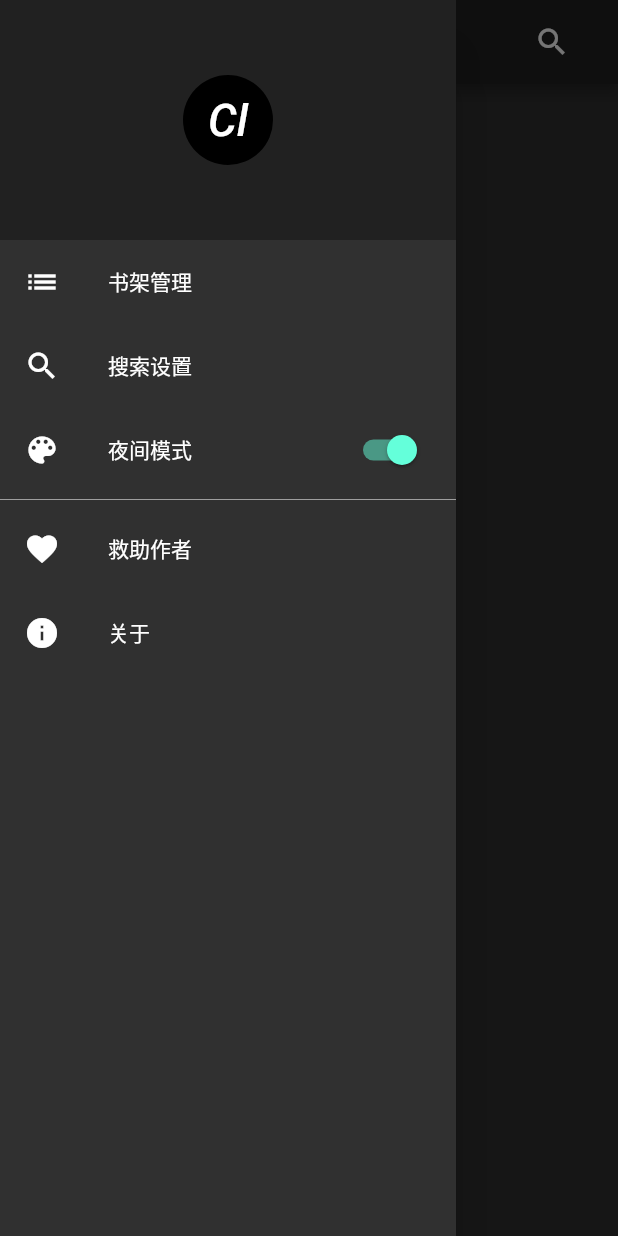
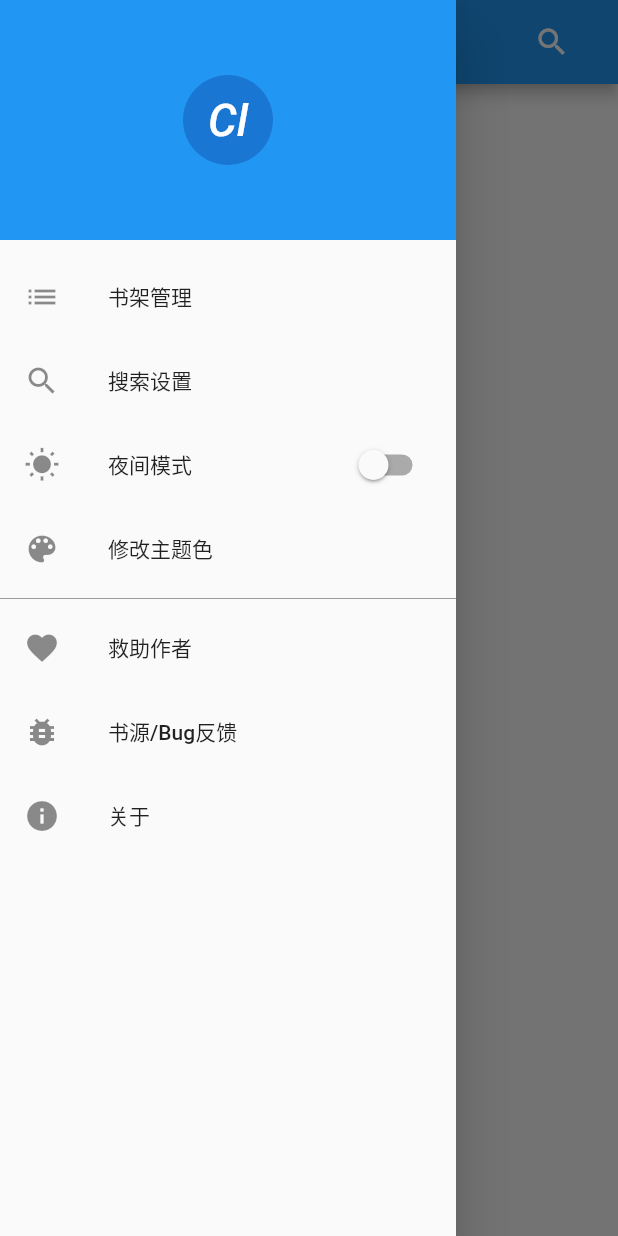
Before and after one commit to ikkz/clreader, a Flutter app: the screen it shows after launch, with the side drawer open, on a phone screen of 412 x 824 dp. Run offline on Flutter 3.47's test engine with Material 2 defaults, Android fonts, the phone set to English and light mode, and no system bars.

Commit message:
修改主题部分完成

```diff
--- /dev/null
+++ b/analysis_options.yaml
@@ -0,0 +1,4 @@
+# https://www.dartlang.org/guides/language/analysis-options
+analyzer:
+  errors:
+    mixin_inherits_from_not_object: ignore
--- a/lib/constents.dart
+++ b/lib/constents.dart
@@ -1,2 +1,27 @@
+import 'package:flutter/material.dart';
+
 const String applicationName = "Cl 阅读";
 const String applicationVersion = "0.0.1";
+const String applicationUrl = "https://github.com/cildhdi/ClReader";
+
+const Map<String, MaterialColor> materialColorInfo = {
+  "粉色": Colors.pink,
+  "红色": Colors.red,
+  "深橘色": Colors.deepOrange,
+  "橘色": Colors.orange,
+  "琥珀色": Colors.amber,
+  "黄色": Colors.yellow,
+  "石灰色": Colors.lime,
+  "亮绿色": Colors.lightGreen,
+  "绿色": Colors.green,
+  "青色": Colors.teal,
+  "蓝绿色": Colors.cyan,
+  "亮蓝色": Colors.lightBlue,
+  "蓝色": Colors.blue,
+  "靛蓝": Colors.indigo,
+  "紫色": Colors.purple,
+  "深紫色": Colors.deepPurple,
+  "蓝灰色": Colors.blueGrey,
+  "棕色": Colors.brown,
+  "灰色": Colors.grey,
+};
--- a/lib/main.dart
+++ b/lib/main.dart
@@ -1,15 +1,50 @@
 import 'package:flutter/material.dart';
-import 'constents.dart';
-import 'pages/book_shelf.dart';
-void main() => runApp(MyApp());
 
-class MyApp extends StatelessWidget {
+import 'package:clreader/constents.dart';
+import 'package:clreader/pages/book_shelf.dart';
+
+void main() => runApp(ClReader());
+
+class ClReader extends StatefulWidget {
+  @override
+  ClReaderState createState() {
+    return ClReaderState();
+  }
+}
+
+class ClReaderState extends State<ClReader> {
+  bool _isNightMode = false;
+  String _themeName = "蓝色";
+
+  bool get isNightMode => _isNightMode;
+  String get themeName => _themeName;
+
+  ThemeData get themeData => _isNightMode
+      ? ThemeData.dark()
+      : ThemeData(primarySwatch: materialColorInfo[_themeName]);
+
+  void setNightMode(bool isNightMode) {
+    if (isNightMode != _isNightMode) {
+      setState(() {
+        _isNightMode = isNightMode;
+      });
+    }
+  }
+
+  void setThemeName(String themeName) {
+    if (themeName != _themeName && materialColorInfo.containsKey(themeName)) {
+      setState(() {
+        _themeName = themeName;
+      });
+    }
+  }
+
   @override
   Widget build(BuildContext context) {
     return MaterialApp(
       title: applicationName,
-      theme: ThemeData.dark(),
-      home: new BookShelf(),
+      theme: this.themeData,
+      home: new BookShelf(this),
     );
   }
 }
--- a/lib/pages/Drawer.dart
+++ b/lib/pages/Drawer.dart
@@ -1,15 +1,14 @@
 import 'package:flutter/material.dart';
-import '../constents.dart';
+import 'package:url_launcher/url_launcher.dart';
 
-class ClDrawer extends StatefulWidget {
-  @override
-  _ClDrawerState createState() {
-    return new _ClDrawerState();
-  }
-}
+import 'package:clreader/main.dart';
+import 'package:clreader/constents.dart';
 
-class _ClDrawerState extends State<ClDrawer> {
-  bool isDarkTheme = true;
+class ClDrawer extends StatelessWidget {
+  ClDrawer(this.state);
+
+  final ClReaderState state;
+
   @override
   Widget build(BuildContext context) {
     Divider divider = Divider(
@@ -38,6 +37,9 @@ class _ClDrawerState extends State<ClDrawer> {
               ],
             ),
           ),
+          Container(
+            height: 10,
+          ),
           ListTile(
             leading: Icon(Icons.list),
             title: Text("书架管理"),
@@ -49,16 +51,61 @@ class _ClDrawerState extends State<ClDrawer> {
             onTap: () {},
           ),
           ListTile(
-            leading: Icon(Icons.color_lens),
+            leading: Icon(Icons.wb_sunny),
             title: Text("夜间模式"),
             trailing: Switch(
-              value: isDarkTheme,
+              value: state.isNightMode,
               onChanged: (bool value) {
-                setState(() {
-                  isDarkTheme = value;
-                });
+                state.setNightMode(value);
               },
             ),
+            onTap: () {
+              state.setNightMode(!state.isNightMode);
+            },
+          ),
+          AnimatedContainer(
+            duration: Duration(milliseconds: 500),
+            child: state.isNightMode
+                ? null
+                : ListTile(
+                    leading: Icon(Icons.color_lens),
+                    title: Text("修改主题色"),
+                    onTap: () {
+                      showDialog(
+                          context: context,
+                          builder: (BuildContext context) {
+                            var themeColors = new List<Widget>();
+                            materialColorInfo.forEach(
+                                (String colorName, MaterialColor color) {
+                              themeColors.add(SimpleDialogOption(
+                                  onPressed: () {
+                                    Navigator.pop(context);
+                                    state.setThemeName(colorName);
+                                  },
+                                  child: ListTile(
+                                    contentPadding: EdgeInsets.all(0),
+                                    title: Text(colorName),
+                                    trailing: CircleAvatar(
+                                      backgroundColor: color,
+                                      radius: 15,
+                                    ),
+                                  )));
+                            });
+                            return SimpleDialog(
+                              title: Column(
+                                children: <Widget>[
+                                  Padding(
+                                    padding: EdgeInsets.only(bottom: 10),
+                                    child: const Text("请选择主题色", style: Theme.of(context).textTheme.title,),
+                                  ),
+                                  divider
+                                ],
+                              ),
+                              children: themeColors,
+                            );
+                          });
+                    },
+                  ),
           ),
           divider,
           ListTile(
@@ -67,21 +114,27 @@ class _ClDrawerState extends State<ClDrawer> {
             onTap: () {},
           ),
           ListTile(
+            leading: Icon(Icons.bug_report),
+            title: Text("书源/Bug反馈"),
+            onTap: () {
+              launch(applicationUrl);
+            },
+          ),
+          ListTile(
             leading: Icon(Icons.info),
             title: Text("关于"),
             onTap: () {
               showAboutDialog(
                   context: context,
+                  applicationIcon: CircleAvatar(
+                      child: Text(
+                    "Cl",
+                    style: Theme.of(context).primaryTextTheme.title.merge(
+                        TextStyle(fontStyle: FontStyle.italic, fontSize: 30)),
+                  )),
                   applicationName: applicationName,
                   applicationVersion: applicationVersion,
-                  children: <Widget>[
-                    Padding(
-                      padding: EdgeInsets.all(16.0),
-                      child: Column(
-                        children: <Widget>[Text("Author: cildhdi")],
-                      ),
-                    )
-                  ].toList());
+                  children: <Widget>[Text("Author: cildhdi")].toList());
             },
           )
         ],
--- a/lib/pages/book_shelf.dart
+++ b/lib/pages/book_shelf.dart
@@ -1,7 +1,13 @@
 import 'package:flutter/material.dart';
-import 'drawer.dart';
+
+import 'package:clreader/pages/drawer.dart';
+import 'package:clreader/main.dart';
 
 class BookShelf extends StatefulWidget {
+  BookShelf(this.state);
+
+  final ClReaderState state;
+
   @override
   _BookShelfState createState() {
     return new _BookShelfState();
@@ -59,7 +65,7 @@ class _BookShelfState extends State<BookShelf> {
           ),
         ],
       ),
-      drawer: new ClDrawer(),
+      drawer: new ClDrawer(widget.state),
     );
   }
 }
```
Also changed, not shown: pubspec.yaml (+6 -49 lines), 1 other file.
